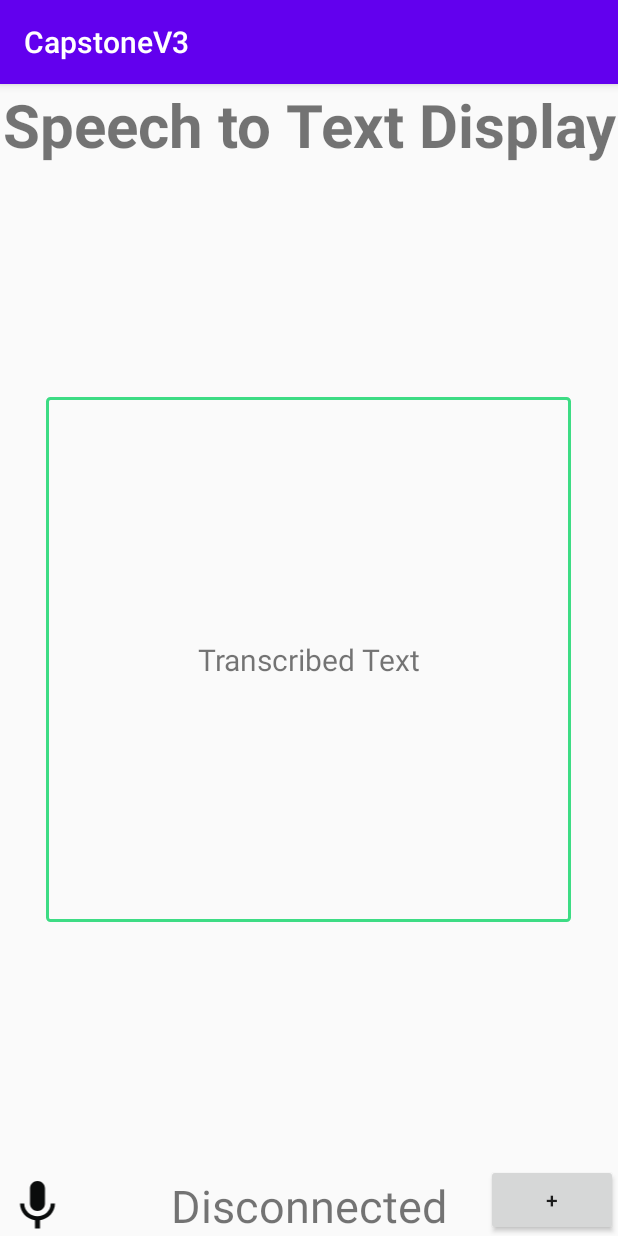
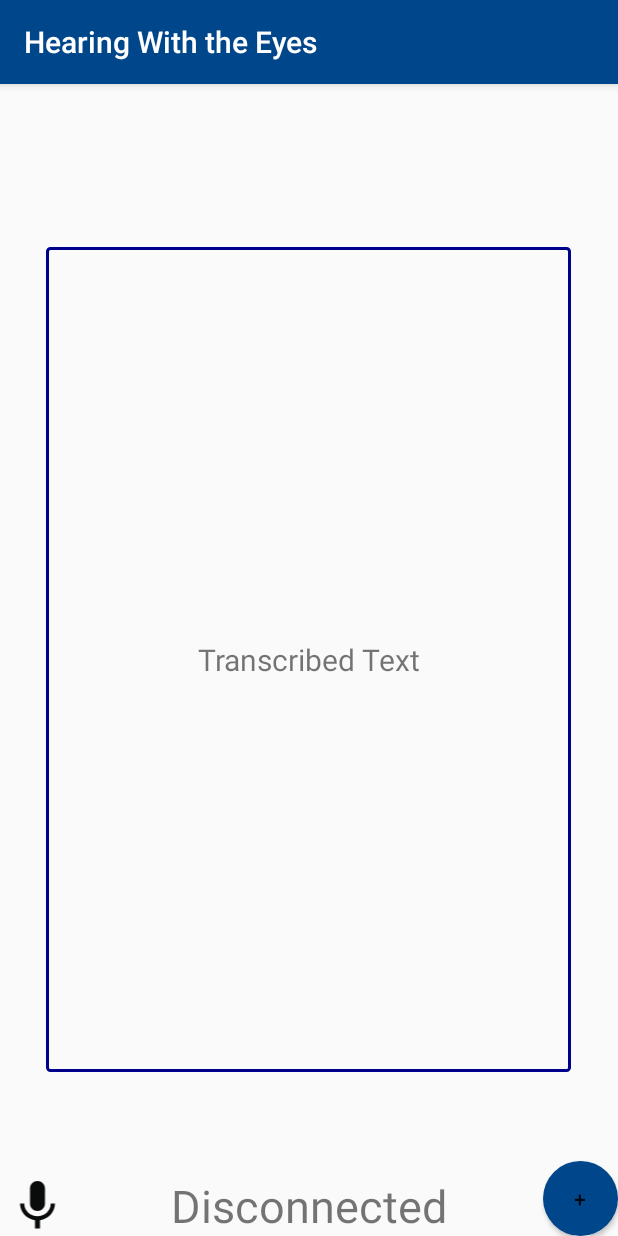
Before and after one commit to wyatt-made/MC-Capstone-2020, an Android app: the screen it shows after launch (MainActivity), on a phone screen of 412 x 824 dp. Run offline under Robolectric (Android 15) with nearby library versions, the phone set to English and light mode, and no system bars.

Commit message:
UI Update

```diff
--- a/app/src/main/res/drawable/border.xml
+++ b/app/src/main/res/drawable/border.xml
@@ -1,6 +1,6 @@
 <?xml version="1.0" encoding="utf-8"?>
     <shape xmlns:android="http://schemas.android.com/apk/res/android"
         android:shape="rectangle" >
-        <stroke android:width="2dp" android:color="#3DDC84"/>
+        <stroke android:width="2dp" android:color="#00018b"/>
         <corners android:radius="2dp"> </corners>
     </shape>
--- /dev/null
+++ b/app/src/main/res/drawable/rounded_corner.xml
@@ -0,0 +1,5 @@
+<?xml version="1.0" encoding="utf-8"?>
+<shape xmlns:android="http://schemas.android.com/apk/res/android">
+    <corners  android:radius="50dp"/>
+    <solid android:color="#00468b"></solid>
+</shape>
--- a/app/src/main/res/layout-land/activity_main.xml
+++ b/app/src/main/res/layout-land/activity_main.xml
@@ -4,15 +4,6 @@
     android:layout_width="match_parent"
     android:layout_height="match_parent"
     tools:context=".MainActivity">
-
-    <TextView
-        android:layout_width="match_parent"
-        android:layout_height="match_parent"
-        android:gravity="center|top"
-        android:keepScreenOn="true"
-        android:text="Speech to Text Display"
-        android:textSize="30sp"
-        android:textStyle="bold" />
 
     <FrameLayout
         android:id="@+id/frameLayout"
@@ -22,9 +13,11 @@
 
         <Button
             android:id="@+id/Connect"
-            android:layout_width="wrap_content"
-            android:layout_height="wrap_content"
+            style="@style/Widget.AppCompat.Button"
+            android:layout_width="50dp"
+            android:layout_height="50dp"
             android:layout_gravity="bottom|end"
+            android:background="@drawable/rounded_corner"
             android:onClick="bluetooth"
             android:text="@string/Connect" />
 
--- a/app/src/main/res/layout/activity_main.xml
+++ b/app/src/main/res/layout/activity_main.xml
@@ -4,15 +4,6 @@
     android:layout_width="match_parent"
     android:layout_height="match_parent"
     tools:context=".MainActivity">
-
-    <TextView
-        android:layout_width="match_parent"
-        android:layout_height="match_parent"
-        android:gravity="center|top"
-        android:keepScreenOn="true"
-        android:text="@string/STTD"
-        android:textSize="40sp"
-        android:textStyle="bold" />
 
     <FrameLayout
         android:id="@+id/frameLayout"
@@ -22,16 +13,18 @@
 
         <Button
             android:id="@+id/Connect"
-            android:layout_width="wrap_content"
-            android:layout_height="wrap_content"
+            style="@style/Widget.AppCompat.Button"
+            android:layout_width="50dp"
+            android:layout_height="50dp"
             android:layout_gravity="bottom|end"
+            android:background="@drawable/rounded_corner"
             android:onClick="bluetooth"
             android:text="@string/Connect" />
 
         <TextView
             android:id="@+id/textView2"
             android:layout_width="350dp"
-            android:layout_height="350dp"
+            android:layout_height="550dp"
             android:background="@drawable/border"
             android:gravity="center"
             android:text="@string/Transcribed"
--- a/app/src/main/res/values/colors.xml
+++ b/app/src/main/res/values/colors.xml
@@ -1,7 +1,7 @@
 <?xml version="1.0" encoding="utf-8"?>
 <resources>
-    <color name="colorPrimary">#6200EE</color>
-    <color name="colorPrimaryDark">#3700B3</color>
+    <color name="colorPrimary">#00468b</color>
+    <color name="colorPrimaryDark">#003972</color>
     <color name="colorAccent">#03DAC5</color>
     <color name="purple_200">#FFBB86FC</color>
     <color name="purple_500">#FF6200EE</color>
--- a/app/src/main/res/values/strings.xml
+++ b/app/src/main/res/values/strings.xml
@@ -1,5 +1,5 @@
 <resources>
-    <string name="app_name">CapstoneV3</string>
+    <string name="app_name">Hearing With the Eyes</string>
     <string name="Connectivity">Disconnected</string>
     <string name="Listen">Listen</string>
     <string name="Transcribed">Transcribed Text</string>
```
